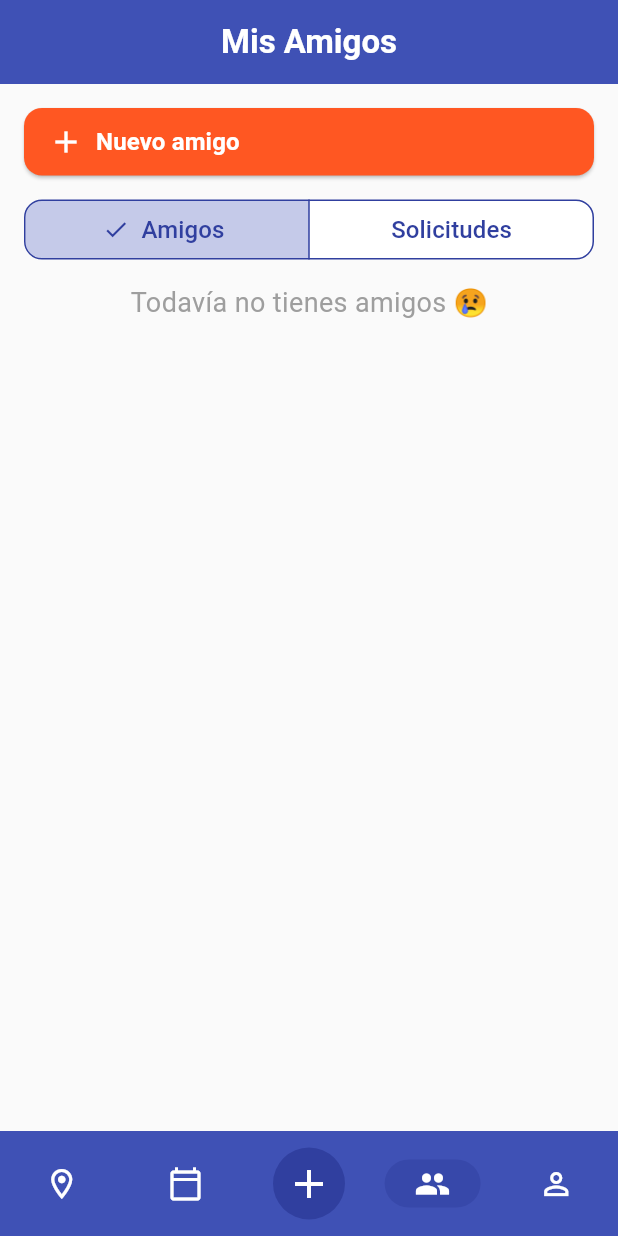
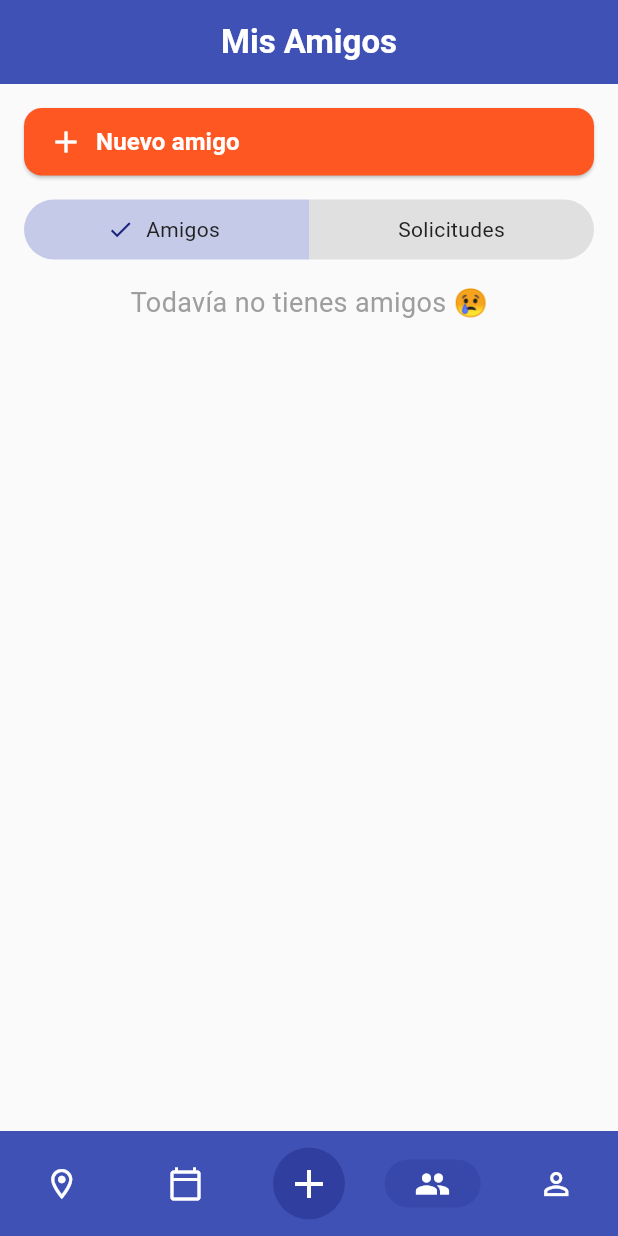
Before and after one commit to Camilu-png/quedamos, a Flutter app: the screen it shows once a user with an empty profile is signed in, item 4 of the bottom bar chosen, on a phone screen of 412 x 824 dp. Run offline on Flutter 3.47's test engine with Material 3 defaults, Android fonts, the phone set to English and light mode, and no system bars; our stand-ins replace cloud_firestore, firebase_auth, firebase_core, infinite_scroll_pagination; accounts and stored records are empty.

Commit message:
style(ui): update SegmentedButton to use Material Design 3 style

```diff
--- a/lib/screens/friends_screen.dart
+++ b/lib/screens/friends_screen.dart
@@ -20,7 +20,6 @@ class _FriendsScreenState extends State<FriendsScreen> {
   String selectedSegment = 'Amigos';
   final FriendsService _friendsService = FriendsService();
 
-    //PAGING CONTROLLER
   final PagingController<int, Map<String, dynamic>> _pagingController =
       PagingController(firstPageKey: 0);
 
@@ -30,9 +29,7 @@ class _FriendsScreenState extends State<FriendsScreen> {
     } catch (e) {
       debugPrint("Error al eliminar amigo: $e");
       ScaffoldMessenger.of(context).showSnackBar(
-        const SnackBar(
-          content: Text('Error al eliminar amigo'),
-        ),
+        const SnackBar(content: Text('Error al eliminar amigo')),
       );
     }
   }
@@ -43,7 +40,6 @@ class _FriendsScreenState extends State<FriendsScreen> {
 
   @override
   Widget build(BuildContext context) {
-    print("👾 UID del usuario -> ${widget.userID}");
     return Scaffold(
       backgroundColor: Theme.of(context).colorScheme.surfaceContainerLowest,
       appBar: AppBar(
@@ -52,7 +48,7 @@ class _FriendsScreenState extends State<FriendsScreen> {
           style: Theme.of(context).textTheme.titleLarge?.copyWith(
                 color: Theme.of(context).colorScheme.onPrimary,
                 fontWeight: FontWeight.w600,
-            )
+              ),
         ),
         centerTitle: true,
         backgroundColor: Theme.of(context).colorScheme.primary,
@@ -83,7 +79,8 @@ class _FriendsScreenState extends State<FriendsScreen> {
                       onPressed: () {
                         final mainState =
                             context.findAncestorStateOfType<MainScreenState>();
-                    mainState?.navigateTo(AddFriendsScreen(userID: widget.userID));
+                        mainState
+                            ?.navigateTo(AddFriendsScreen(userID: widget.userID));
                       },
                       icon: const Icon(Icons.add, size: 24, color: Colors.white),
                       label: Text(
@@ -104,19 +101,20 @@ class _FriendsScreenState extends State<FriendsScreen> {
                     ),
                   ),
                   const SizedBox(height: 12),
+
               // SEGMENTED BUTTON
                   SizedBox(
                     width: double.infinity,
                     child: SegmentedButton<String>(
-                  segments: const [
+                      segments: [
                         ButtonSegment(
-                      value: 'Amigos',
-                      label: Text('Amigos', style: helpText),
-                    ),
+                            value: "Amigos",
+                            label: Text("Amigos",
+                                style: Theme.of(context).textTheme.bodyMedium)),
                         ButtonSegment(
-                      value: 'Solicitudes',
-                      label: Text('Solicitudes', style: helpText),
-                    ),
+                            value: "Solicitudes",
+                            label: Text("Solicitudes",
+                                style: Theme.of(context).textTheme.bodyMedium)),
                       ],
                       selected: <String>{selectedSegment},
                       onSelectionChanged: (newSelection) {
@@ -126,18 +124,25 @@ class _FriendsScreenState extends State<FriendsScreen> {
                         });
                       },
                       style: SegmentedButton.styleFrom(
-                    backgroundColor: Colors.white,
-                    selectedBackgroundColor: primaryLight,
-                    foregroundColor: primaryDark,
-                    selectedForegroundColor: primaryDark,
-                    side: const BorderSide(color: primaryDark, width: 1),
+                        backgroundColor: Theme.of(context)
+                            .colorScheme
+                            .surfaceContainerHigh,
+                        selectedBackgroundColor:
+                            Theme.of(context).colorScheme.primaryContainer,
+                        foregroundColor: Theme.of(context)
+                            .colorScheme
+                            .onSurfaceVariant,
+                        selectedForegroundColor:
+                            Theme.of(context).colorScheme.onPrimaryContainer,
                         shape: RoundedRectangleBorder(
-                      borderRadius: BorderRadius.circular(12),
+                          borderRadius: BorderRadius.circular(24),
                         ),
+                        side: BorderSide.none,
                       ),
                     ),
                   ),
                   const SizedBox(height: 12),
+
                   Text(
                     selectedSegment == 'Amigos'
                         ? "Todavía no tienes amigos 😢"
@@ -160,7 +165,8 @@ class _FriendsScreenState extends State<FriendsScreen> {
                     onPressed: () {
                       final mainState =
                           context.findAncestorStateOfType<MainScreenState>();
-                  mainState?.navigateTo(AddFriendsScreen(userID: widget.userID));
+                      mainState
+                          ?.navigateTo(AddFriendsScreen(userID: widget.userID));
                     },
                     icon: const Icon(Icons.add, size: 24, color: Colors.white),
                     label: Text(
@@ -184,15 +190,15 @@ class _FriendsScreenState extends State<FriendsScreen> {
                 SizedBox(
                   width: double.infinity,
                   child: SegmentedButton<String>(
-                segments: const [
+                    segments: [
                       ButtonSegment(
-                    value: 'Amigos',
-                    label: Text('Amigos', style: helpText),
-                  ),
+                          value: "Amigos",
+                          label: Text("Amigos",
+                              style: Theme.of(context).textTheme.bodyMedium)),
                       ButtonSegment(
-                    value: 'Solicitudes',
-                    label: Text('Solicitudes', style: helpText),
-                  ),
+                          value: "Solicitudes",
+                          label: Text("Solicitudes",
+                              style: Theme.of(context).textTheme.bodyMedium)),
                     ],
                     selected: <String>{selectedSegment},
                     onSelectionChanged: (newSelection) {
@@ -202,14 +208,18 @@ class _FriendsScreenState extends State<FriendsScreen> {
                       });
                     },
                     style: SegmentedButton.styleFrom(
-                  backgroundColor: Colors.white,
-                  selectedBackgroundColor: primaryLight,
-                  foregroundColor: primaryDark,
-                  selectedForegroundColor: primaryDark,
-                  side: const BorderSide(color: primaryDark, width: 1),
+                      backgroundColor:
+                          Theme.of(context).colorScheme.surfaceContainerHigh,
+                      selectedBackgroundColor:
+                          Theme.of(context).colorScheme.primaryContainer,
+                      foregroundColor:
+                          Theme.of(context).colorScheme.onSurfaceVariant,
+                      selectedForegroundColor:
+                          Theme.of(context).colorScheme.onPrimaryContainer,
                       shape: RoundedRectangleBorder(
-                    borderRadius: BorderRadius.circular(12),
+                        borderRadius: BorderRadius.circular(24),
                       ),
+                      side: BorderSide.none,
                     ),
                   ),
                 ),
@@ -227,31 +237,33 @@ class _FriendsScreenState extends State<FriendsScreen> {
                           friends: items,
                           onAccept: (friendId) async {
                             try {
-                        final request = items.firstWhere((r) => r['id'] == friendId);
-                        await _friendsService.acceptFriendRequest(widget.userID, request);
+                              final request =
+                                  items.firstWhere((r) => r['id'] == friendId);
+                              await _friendsService.acceptFriendRequest(
+                                  widget.userID, request);
                             } catch (e) {
                               debugPrint("Error al aceptar solicitud: $e");
                               ScaffoldMessenger.of(context).showSnackBar(
                                 const SnackBar(
-                            content: Text('Error al aceptar la solicitud'),
-                          ),
+                                    content:
+                                        Text('Error al aceptar la solicitud')),
                               );
                             }
                           },
                           onReject: (friendId) async {
                             try {
-                        await _friendsService.rejectFriendRequest(widget.userID, friendId);
+                              await _friendsService.rejectFriendRequest(
+                                  widget.userID, friendId);
                             } catch (e) {
                               debugPrint("Error al rechazar solicitud: $e");
                               ScaffoldMessenger.of(context).showSnackBar(
                                 const SnackBar(
-                            content: Text('Error al rechazar la solicitud'),
-                          ),
+                                    content:
+                                        Text('Error al rechazar la solicitud')),
                               );
                             }
                           },
                         ),
-
                 ),
               ],
             ),
```
Lines whose indentation alone changed are shown as unchanged.
